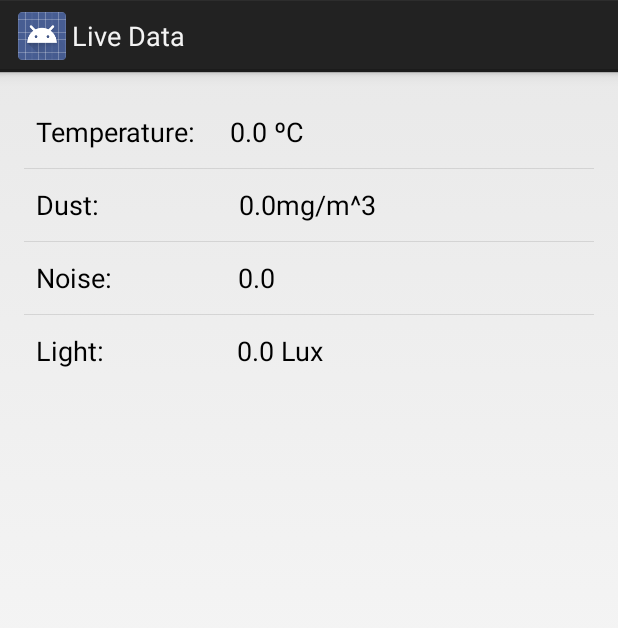
After one commit to marielawhaley/AmbientDisplay_Android, an Android app: the LiveValues screen opened directly, with no data from a screen before it, on a phone screen of 412 x 824 dp. The commit adds this screen. Shown: the top 628 px of the screen. Run offline under Robolectric (Android 15) with nearby library versions, the light colour scheme and no system bars.

Commit message:
Debugged. Finished

```diff
--- a/app/build.gradle
+++ b/app/build.gradle
@@ -25,6 +25,7 @@ android {
 
 dependencies {
     compile 'com.android.support:support-v4:19.1.0'
+    compile 'com.android.support:support-annotations:22.2.0'
     compile 'org.eclipse.paho:org.eclipse.paho.client.mqttv3:1.0.2'
     compile files('libs/mpandroidchartlibrary-2-1-6.jar')
 }
--- a/app/src/main/java/org/eclipse/paho/android/service/Light.java
+++ b/app/src/main/java/org/eclipse/paho/android/service/Light.java
@@ -89,7 +89,7 @@ public class Light extends Activity {
                     //if (Math.abs(e1.getY() - e2.getY()) > SWIPE_MAX_OFF_PATH)
                     // right to left swipe
                     if (e1.getX() - e2.getX() > SWIPE_MIN_DISTANCE && Math.abs(v) > SWIPE_THRESHOLD_VELOCITY) {
-                        Intent graphIntent = new Intent(context, Temperature.class);
+                        Intent graphIntent = new Intent(context, LiveValues.class);
                         startActivity(graphIntent);
 
                     } else if (e2.getX() - e1.getX() > SWIPE_MIN_DISTANCE && Math.abs(v) > SWIPE_THRESHOLD_VELOCITY) {
--- /dev/null
+++ b/app/src/main/java/org/eclipse/paho/android/service/LiveValues.java
@@ -0,0 +1,107 @@
+package org.eclipse.paho.android.service;
+import android.content.Context;
+import android.content.Intent;
+import android.support.v4.app.Fragment;
+
+import android.app.Activity;
+import android.os.Bundle;
+import android.renderscript.Float2;
+import android.support.v4.app.FragmentActivity;
+import android.util.Log;
+import android.view.GestureDetector;
+import android.view.MotionEvent;
+import android.view.View;
+import android.widget.AdapterView;
+import android.widget.ArrayAdapter;
+import android.widget.ListAdapter;
+import android.widget.ListView;
+import android.widget.TextView;
+import android.support.v4.app.FragmentActivity;
+
+import java.util.HashMap;
+import java.util.Map;
+
+
+public class LiveValues extends Activity{
+    private ListView conditionsListView;
+    //private View view;
+    private GestureDetector gestureDetector;
+    private static final int SWIPE_MIN_DISTANCE = 30;
+    private static final int SWIPE_MAX_OFF_PATH = 250;
+    private static final int SWIPE_THRESHOLD_VELOCITY = 150;
+    private Context context;
+
+    @Override
+    protected void onCreate(Bundle savedInstanceState) {
+        super.onCreate(savedInstanceState);
+        setContentView(R.layout.activity_live_values);
+        update();
+        context = this.getApplicationContext();
+        gestureDetector = new GestureDetector(this, new MyGestureDetector());
+    }
+
+    public boolean onTouchEvent(MotionEvent ev) {
+        gestureDetector.onTouchEvent(ev);
+        return true;
+
+    }
+    public void update() {
+        String[] dataString = new String[4];
+        float[] data = new float[4];
+        //Get from model
+        data = MainActivity.model.getLiveValues();
+        dataString[0] = "Temperature:     " + Float.toString( data[0])+ " ºC";
+        dataString[1] = "Dust:                    " +  Float.toString(data[2])+ "mg/m^3" ;
+        dataString[2] = "Noise:                  " +Float.toString(data[3]);
+        dataString[3] = "Light:                   " +Float.toString(data[4]) + " Lux";
+
+        Log.i("DEV FRAG", "update");
+
+        ListAdapter devicesAdapter = new ArrayAdapter<String>(this, android.R.layout.simple_list_item_1, dataString);
+        conditionsListView = (ListView) findViewById(R.id.listView2);
+        conditionsListView.setAdapter(devicesAdapter);
+        conditionsListView.setClickable(false);
+        conditionsListView.setOnItemClickListener(new AdapterView.OnItemClickListener() {
+            @Override
+            public void onItemClick(AdapterView<?> parent, View view, int position, long id) {
+
+            }
+
+        });
+    }
+
+    class MyGestureDetector extends GestureDetector.SimpleOnGestureListener {
+        @Override
+        public boolean onFling(MotionEvent e1, MotionEvent e2, float velocityX, float velocityY) {
+            Log.i("temp", "Inside g esture");
+            try {
+                if (Math.abs(e1.getY() - e2.getY()) > SWIPE_MAX_OFF_PATH)
+                    return false;
+                // right to left swipe
+                if (e1.getX() - e2.getX() > SWIPE_MIN_DISTANCE && Math.abs(velocityX) > SWIPE_THRESHOLD_VELOCITY) {
+                    Intent graphIntent = new Intent(context, Temperature.class);
+                    startActivity(graphIntent);
+
+                } else if (e2.getX() - e1.getX() > SWIPE_MIN_DISTANCE && Math.abs(velocityX) > SWIPE_THRESHOLD_VELOCITY) {
+                    Intent graphIntent = new Intent(context, Light.class);
+                    startActivity(graphIntent);
+                }
+            } catch (Exception e) {
+                // nothing
+            }
+            return false;
+        }
+
+        @Override
+        public boolean onSingleTapUp(MotionEvent e)
+        {
+            update();
+            return true;
+        }
+
+        @Override
+        public boolean onDown(MotionEvent e) {
+            return true;
+        }
+    }
+}
--- a/app/src/main/java/org/eclipse/paho/android/service/Temperature.java
+++ b/app/src/main/java/org/eclipse/paho/android/service/Temperature.java
@@ -102,7 +102,7 @@ public class Temperature extends Activity {
                         startActivity(graphIntent);
 
                     } else if (e2.getX() - e1.getX() > SWIPE_MIN_DISTANCE && Math.abs(v) > SWIPE_THRESHOLD_VELOCITY) {
-                        Intent graphIntent = new Intent(context, Light.class);
+                        Intent graphIntent = new Intent(context, LiveValues.class);
                         startActivity(graphIntent);
                     }
                 } catch (Exception e) {
--- /dev/null
+++ b/app/src/main/res/layout/activity_live_values.xml
@@ -0,0 +1,20 @@
+<?xml version="1.0" encoding="utf-8"?>
+<RelativeLayout xmlns:android="http://schemas.android.com/apk/res/android"
+    xmlns:tools="http://schemas.android.com/tools" android:layout_width="match_parent"
+    android:layout_height="match_parent" android:paddingLeft="@dimen/activity_horizontal_margin"
+    android:paddingRight="@dimen/activity_horizontal_margin"
+    android:paddingTop="@dimen/activity_vertical_margin"
+    android:paddingBottom="@dimen/activity_vertical_margin"
+    tools:context="org.eclipse.paho.android.service.LiveValues"
+    android:focusable="true">
+
+    <ListView
+        android:layout_width="wrap_content"
+        android:layout_height="wrap_content"
+        android:id="@+id/listView2"
+        android:layout_alignParentTop="true"
+        android:layout_alignParentLeft="true"
+        android:layout_alignParentStart="true"
+
+        />
+</RelativeLayout>
```
Also changed, not shown: app/src/main/AndroidManifest.xml (+11 -6 lines), app/src/main/java/org/eclipse/paho/android/service/MainActivity.java (+9 -2 lines), app/src/main/java/org/eclipse/paho/android/service/Model.java (+13 -0 lines), app/src/main/java/org/eclipse/paho/android/service/MqttInterface.java (+10 -3 lines), app/src/main/java/org/eclipse/paho/android/service/Notification.java (+51 -0 lines), app/src/main/res/layout/activity_main.xml (+6 -20 lines), app/src/main/res/values/strings.xml (+10 -2 lines), app/src/main/res/drawable-hdpi/large_egg.png (added), app/src/main/res/drawable-ldpi/large_egg.png (added), 13 other files.
